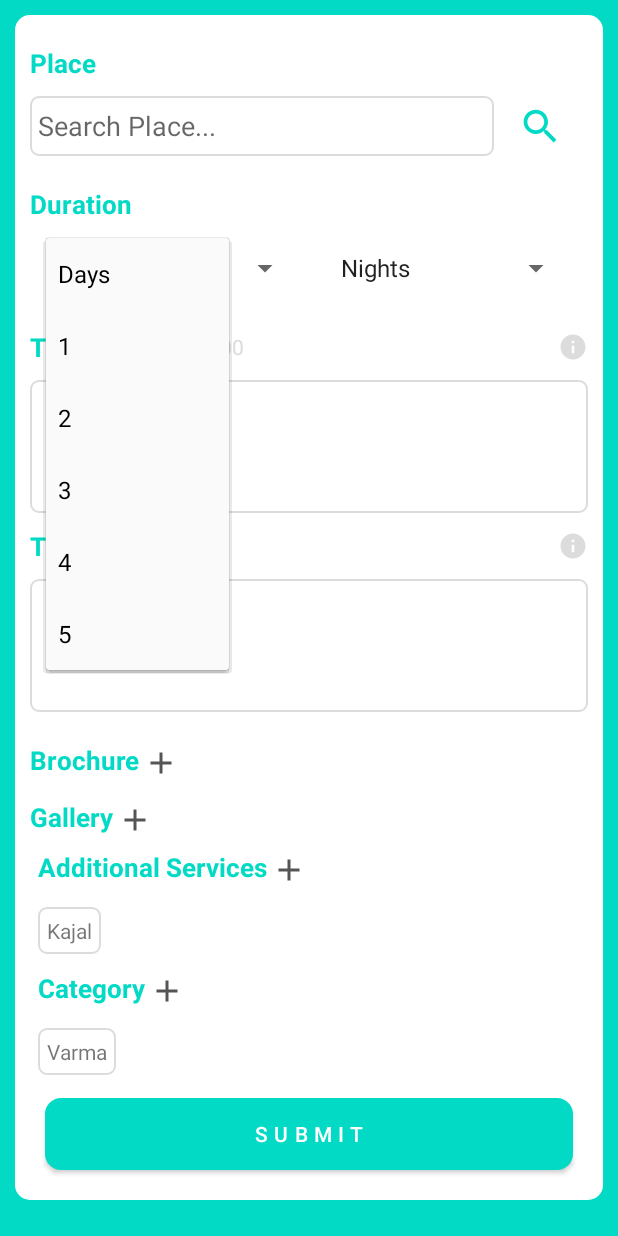
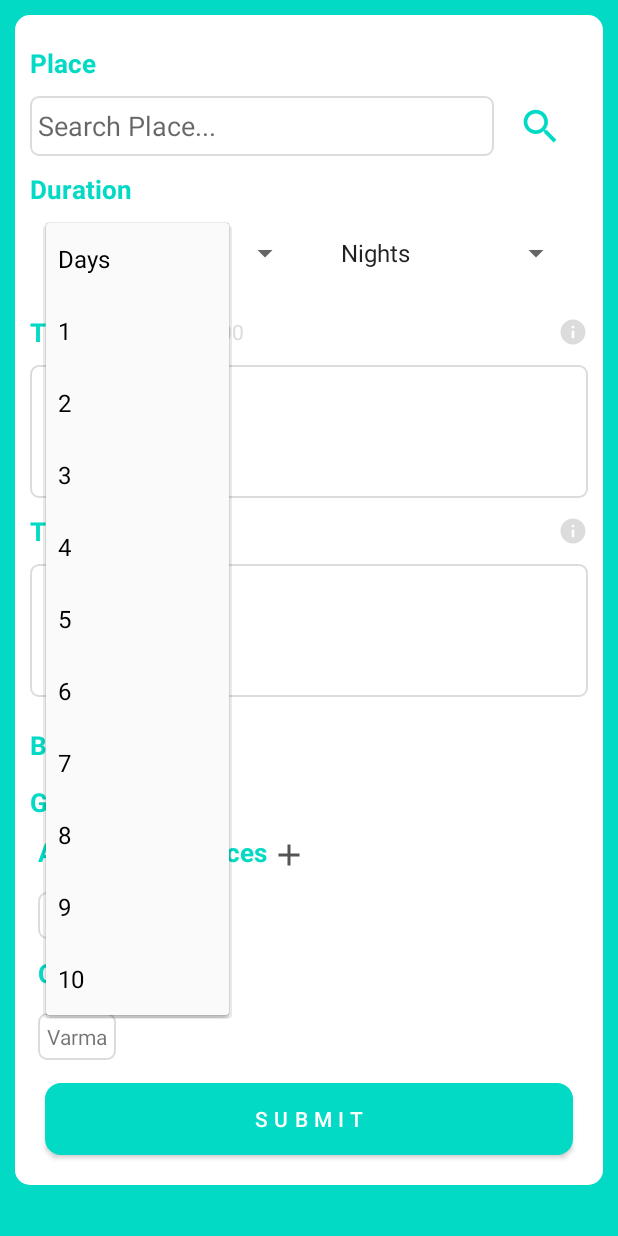
Before and after one commit to kajal148/YM, an Android app: the screen it shows after launch (MainActivity), after a tap on "Days", on a phone screen of 412 x 824 dp. Run offline under Robolectric (Android 15) with nearby library versions, the phone set to English and light mode, and no system bars; our stand-ins replace Firebase (no records; nobody signed in at launch, a user with empty details on screens opened directly).

Commit message:
search places intent update

```diff
--- a/app/src/main/AndroidManifest.xml
+++ b/app/src/main/AndroidManifest.xml
@@ -2,7 +2,7 @@
 <manifest xmlns:android="http://schemas.android.com/apk/res/android"
     package="com.kajal.ym">
 
-    <uses-permission android:name="android.permission.READ_EXTERNAL_STORAGE"/>
+    <uses-permission android:name="android.permission.READ_EXTERNAL_STORAGE" />
 
     <application
         android:allowBackup="true"
@@ -11,6 +11,7 @@
         android:roundIcon="@mipmap/ic_launcher_round"
         android:supportsRtl="true"
         android:theme="@style/AppTheme">
+        <activity android:name=".SearchActivity"></activity>
         <activity android:name=".MainActivity">
             <intent-filter>
                 <action android:name="android.intent.action.MAIN" />
--- a/app/src/main/java/com/kajal/ym/MainActivity.java
+++ b/app/src/main/java/com/kajal/ym/MainActivity.java
@@ -110,13 +110,26 @@ public class MainActivity extends AppCompatActivity {
 
             //Search PLACE RECYCLE VIEW LIST
 
-        mRecyclerView = (RecyclerView) findViewById(R.id.result_list);
-        mRecyclerView.setHasFixedSize(true);
-        mRecyclerView.setLayoutManager(new LinearLayoutManager(this));
-        mRecyclerView.addItemDecoration(new DividerItemDecoration(this, LinearLayoutManager.VERTICAL));
+        //mRecyclerView = (RecyclerView) findViewById(R.id.result_list);
+        //mRecyclerView.setHasFixedSize(true);
+        //mRecyclerView.setLayoutManager(new LinearLayoutManager(this));
+        //mRecyclerView.addItemDecoration(new DividerItemDecoration(this, LinearLayoutManager.VERTICAL));
+
+        mSearchField.setOnClickListener(new View.OnClickListener() {
+            @Override
+            public void onClick(View v) {
+                Intent intent = new Intent(MainActivity.this,SearchActivity.class);
+                startActivity(intent);
+            }
+        });
+
+        //getting search place from SEARCHACTIVITY
+        Intent intent = getIntent();
+        String name = intent.getStringExtra("place");
+        mSearchField.setText(name);
 
         //for search text change
-        mSearchField.addTextChangedListener(new TextWatcher() {
+        /*mSearchField.addTextChangedListener(new TextWatcher() {
             @Override
             public void beforeTextChanged(CharSequence s, int start, int count, int after) {
 
@@ -124,7 +137,9 @@ public class MainActivity extends AppCompatActivity {
 
             @Override
             public void onTextChanged(CharSequence s, int start, int before, int count) {
-
+                Intent intent = new Intent(MainActivity.this,SearchActivity.class);
+                startActivity(intent);
+                finish();
             }
 
             @Override
@@ -136,7 +151,6 @@ public class MainActivity extends AppCompatActivity {
             }
         });
 
-        // for search button click
         mSearchBtn.setOnClickListener(new View.OnClickListener() {
             @Override
             public void onClick(View view) {
@@ -147,7 +161,7 @@ public class MainActivity extends AppCompatActivity {
 
             }
         });
-
+        */
                 //SPINNER FOR DAYS AND NIGHT
 
         days = findViewById(R.id.spinner_days);
@@ -160,6 +174,11 @@ public class MainActivity extends AppCompatActivity {
         array_days.add("3");
         array_days.add("4");
         array_days.add("5");
+        array_days.add("6");
+        array_days.add("7");
+        array_days.add("8");
+        array_days.add("9");
+        array_days.add("10");
 
         ArrayAdapter<String> arrayAdapter_days = new ArrayAdapter(this, android.R.layout.simple_list_item_1, array_days);
         arrayAdapter_days.setDropDownViewResource(android.R.layout.simple_spinner_dropdown_item);
@@ -186,6 +205,11 @@ public class MainActivity extends AppCompatActivity {
         array_nights.add("3");
         array_nights.add("4");
         array_nights.add("5");
+        array_nights.add("6");
+        array_nights.add("7");
+        array_nights.add("8");
+        array_nights.add("9");
+        array_nights.add("10");
 
         ArrayAdapter<String> arrayAdapter_nights = new ArrayAdapter(this, android.R.layout.simple_list_item_1, array_nights);
         arrayAdapter_nights.setDropDownViewResource(android.R.layout.simple_spinner_dropdown_item);
@@ -232,7 +256,7 @@ public class MainActivity extends AppCompatActivity {
                 imgIntent.putExtra(Intent.EXTRA_ALLOW_MULTIPLE, true);
                 imgIntent.setAction(Intent.ACTION_GET_CONTENT);
 
-                startActivityForResult(Intent.createChooser(imgIntent,"Select Photo"), 1);
+                startActivityForResult(Intent.createChooser(imgIntent,"Select Photo"), 6);
             }
         });
 
@@ -324,7 +348,7 @@ public class MainActivity extends AppCompatActivity {
         gallery.setAdapter(adapter);
     }
 
-    private void setAdapter(final String searchString) {
+    /*private void setAdapter(final String searchString) {
         databaseReference.child("Locations").addListenerForSingleValueEvent(new ValueEventListener() {
 
             @Override
@@ -361,7 +385,7 @@ public class MainActivity extends AppCompatActivity {
 
             }
         });
-    }
+    }*/
 
     public void popUpService(View v){
         final Button mButton;
--- a/app/src/main/res/layout/activity_main.xml
+++ b/app/src/main/res/layout/activity_main.xml
@@ -55,11 +55,11 @@
                 android:src="@drawable/ic_baseline_search_24" />
         </LinearLayout>
 
-        <androidx.recyclerview.widget.RecyclerView
+        <!--<androidx.recyclerview.widget.RecyclerView
             android:id="@+id/result_list"
             android:layout_width="match_parent"
             android:layout_height="match_parent"
-            android:layout_marginTop="10dp"></androidx.recyclerview.widget.RecyclerView>
+            android:layout_marginTop="10dp"></androidx.recyclerview.widget.RecyclerView>-->
 
         <TextView
             android:id="@+id/text_duration"
```
Also changed, not shown: app/src/main/java/com/kajal/ym/SearchActivity.java (added, +134 -0 lines), app/src/main/java/com/kajal/ym/SearchAdapter.java (+5 -2 lines), app/src/main/res/layout/activity_search.xml (added, +62 -0 lines).
